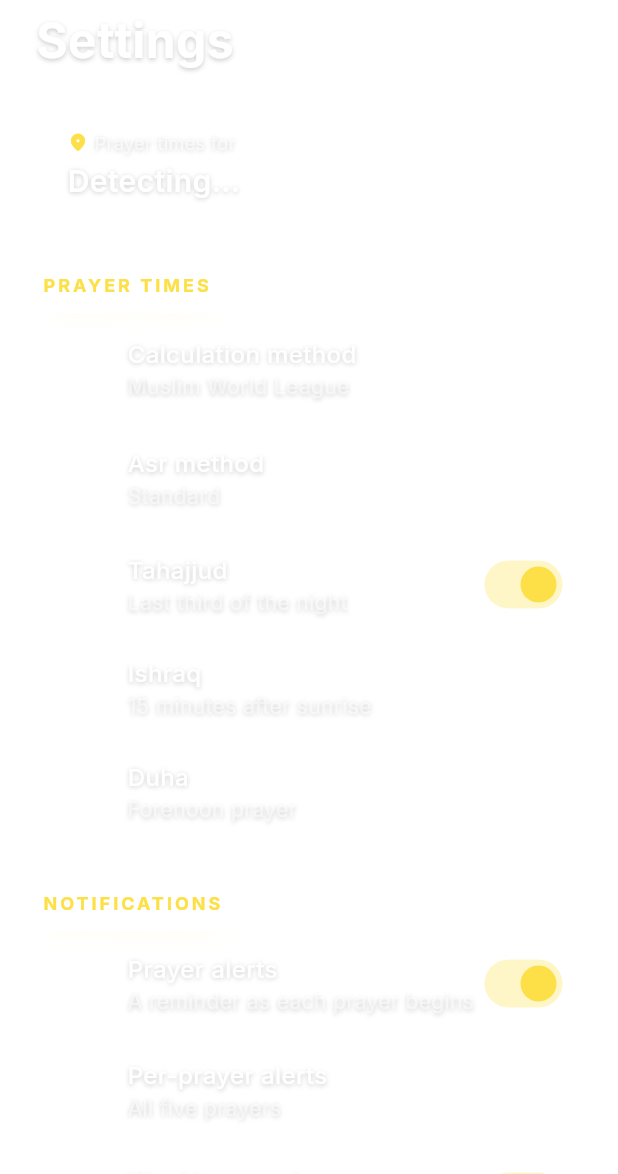
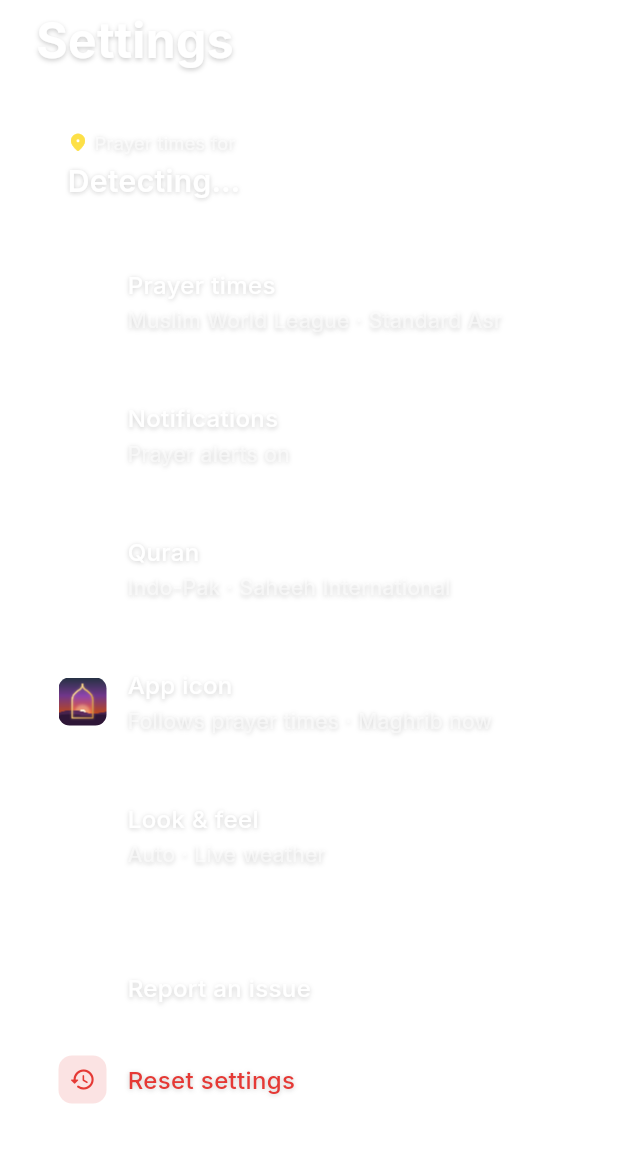
Before and after one commit to SayanKabir/Wird, a Flutter app: the SettingsScreen screen opened by its route, on a phone screen of 412 x 824 dp, the part 62-1236 px from its top. Run offline on Flutter 3.47's test engine with Material 3 defaults, Android fonts, the phone set to English and light mode, and no system bars; our stand-ins replace adhan, equatable, flutter_animate, flutter_bloc, flutter_compass, flutter_local_notifications and 9 more; missing offline and left inert: home_widget; accounts and stored records are empty.

Commit message:
Fold Settings into groups and make Auto the clear app icon choice
Each settings group is now one card that opens on tap, with a line
saying what it's set to (method and Asr, alerts on or off, script and
translation, app icon, performance and background). Tapping the weather
widget still lands on Look & feel, opening it first.

The app icon gets its own group. The picker now offers Auto beside the
five prayers, rings the actual choice and puts a small dot under the
icon Auto is showing, so following the prayers no longer looks like
Fajr (or whatever was up) had been picked. The separate "Follow prayer
times" switch is gone.

Co-Authored-By: Claude Opus 5.5 <noreply@anthropic.com>

```diff
--- a/lib/features/settings/screens/settings_screen.dart
+++ b/lib/features/settings/screens/settings_screen.dart
@@ -64,6 +64,9 @@ class SettingsScreenState extends State<SettingsScreen> {
   bool _canScheduleExactAlarms = true; // Assume true until checked
   bool _showPerPrayerAlerts = false;
 
+  /// Settings groups the user has opened; all start folded.
+  final Set<String> _openGroups = {};
+
   @override
   void initState() {
     super.initState();
@@ -90,8 +93,13 @@ class SettingsScreenState extends State<SettingsScreen> {
   /// Scrolls the Look & Feel section into view and flashes it, so the user can
   /// see which controls the tap brought them to.
   Future<void> revealWeatherSection() async {
+    if (!_openGroups.contains('look')) {
+      setState(() => _openGroups.add('look'));
+      // Let the group finish unfolding so it scrolls to where it ends up.
+      await Future.delayed(AppDurations.normal);
+    }
     final target = _weatherSectionKey.currentContext;
-    if (target == null) return;
+    if (target == null || !target.mounted) return;
     await Scrollable.ensureVisible(
       target,
       duration: const Duration(milliseconds: 450),
@@ -217,19 +225,53 @@ class SettingsScreenState extends State<SettingsScreen> {
   Widget build(BuildContext context) {
     final gutter = AppSpacing.gutter(context);
 
-    Widget section(String label, List<Widget> rows, {Key? key, bool highlight = false}) {
+    // One folded card per group: a header saying what's inside and what
+    // it's set to now, opening onto the rows.
+    Widget group(
+      String id, {
+      required IconData icon,
+      Widget? leading,
+      required String title,
+      required String summary,
+      required List<Widget> rows,
+      Key? key,
+      bool highlight = false,
+    }) {
+      final open = _openGroups.contains(id);
       return SliverToBoxAdapter(
         child: Padding(
           key: key,
-          padding: EdgeInsets.fromLTRB(gutter, AppSpacing.section, gutter, 0),
-          child: Column(
-            crossAxisAlignment: CrossAxisAlignment.start,
+          padding: EdgeInsets.fromLTRB(gutter, AppSpacing.md, gutter, 0),
+          child: _GlassSection(
+            highlight: highlight,
             children: [
-              Padding(
-                padding: const EdgeInsets.only(left: 4, bottom: AppSpacing.md),
-                child: Text(label, style: AppTextStyles.sectionLabel(color: AppColors.spiritualGold)),
+              _GroupHeader(
+                icon: icon,
+                leading: leading,
+                title: title,
+                summary: summary,
+                open: open,
+                onTap: () => setState(() => open ? _openGroups.remove(id) : _openGroups.add(id)),
               ),
-              _GlassSection(highlight: highlight, children: rows),
+              AnimatedSize(
+                duration: AppDurations.normal,
+                curve: Curves.easeOutCubic,
+                alignment: Alignment.topCenter,
+                child: open
+                    ? Column(
+                        children: [
+                          for (final row in rows) ...[
+                            Container(
+                              margin: const EdgeInsets.only(left: 60),
+                              height: 1,
+                              color: Colors.white.withValues(alpha: 0.07),
+                            ),
+                            row,
+                          ],
+                        ],
+                      )
+                    : const SizedBox(width: double.infinity),
+              ),
             ],
           ),
         ),
@@ -238,6 +280,7 @@ class SettingsScreenState extends State<SettingsScreen> {
 
     final translation = QuranTranslations.resolve(_settings.quranSelectedTranslation);
     final mode = PerformanceMode.fromKey(_settings.performanceMode);
+    final appIcon = AppIconChoice.fromKey(_settings.appIcon);
 
     return Scaffold(
       backgroundColor: Colors.transparent,
@@ -261,7 +304,13 @@ class SettingsScreenState extends State<SettingsScreen> {
             ),
 
             // ── PRAYER TIMES ──
-            section('PRAYER TIMES', [
+            group(
+              'prayer',
+              icon: Icons.access_time_rounded,
+              title: 'Prayer times',
+              summary: '${_settings.calculationMethod.displayName} · '
+                  '${_settings.madhab == MadhabType.shafi ? 'Standard' : 'Hanafi'} Asr',
+              rows: [
               _SettingRow(
                 icon: Icons.public_rounded,
                 title: 'Calculation method',
@@ -314,7 +363,12 @@ class SettingsScreenState extends State<SettingsScreen> {
             ]),
 
             // ── NOTIFICATIONS ──
-            section('NOTIFICATIONS', [
+            group(
+              'alerts',
+              icon: Icons.notifications_rounded,
+              title: 'Notifications',
+              summary: _settings.notificationsEnabled ? 'Prayer alerts on' : 'Prayer alerts off',
+              rows: [
               _SwitchRow(
                 icon: Icons.notifications_rounded,
                 title: 'Prayer alerts',
@@ -392,7 +446,12 @@ class SettingsScreenState extends State<SettingsScreen> {
 
             // ── QURAN ──
             // Mirrors the in-reader settings sheet; both write the same fields.
-            section('QURAN', [
+            group(
+              'quran',
+              icon: Icons.menu_book_rounded,
+              title: 'Quran',
+              summary: '${_settings.quranSelectedScript.displayName} · ${translation.name}',
+              rows: [
               _SettingRow(
                 icon: Icons.font_download_rounded,
                 title: 'Arabic script',
@@ -452,30 +511,35 @@ class SettingsScreenState extends State<SettingsScreen> {
             // ── LOOK & FEEL ──
             // Tapping the weather widget on the dashboard scrolls here; see
             // revealWeatherSection().
-            section(
-              'LOOK & FEEL',
+            group(
+              'icon',
+              icon: Icons.apps_rounded,
+              leading: _AppIconThumb(choice: _shownAppIcon(), size: 32),
+              title: 'App icon',
+              summary: appIcon == AppIconChoice.auto
+                  ? 'Follows prayer times · ${_shownAppIcon().label} now'
+                  : '${appIcon.label}, always',
+              rows: [
+                _AppIconPicker(
+                  choice: appIcon,
+                  showing: _shownAppIcon(),
+                  onChanged: (c) => _saveSettings(_settings.copyWith(appIcon: c.key)),
+                ),
+              ],
+            ),
+
+            group(
+              'look',
               key: _weatherSectionKey,
               highlight: _highlightWeatherSection,
-              [
+              icon: Icons.palette_rounded,
+              title: 'Look & feel',
+              summary: '${mode.label} · ${_getThemeDisplayName(_settings.weatherTheme)}',
+              rows: [
                 _PerformanceModePicker(
                   mode: mode,
                   autoNote: mode == PerformanceMode.auto ? DeviceProfile.instance.reason : null,
                   onChanged: (m) => _saveSettings(_settings.copyWith(performanceMode: m.key)),
-                ),
-                _AppIconPicker(
-                  choice: AppIconChoice.fromKey(_settings.appIcon),
-                  showing: _shownAppIcon(),
-                  onChanged: (c) => _saveSettings(_settings.copyWith(appIcon: c.key)),
-                ),
-                _SwitchRow(
-                  icon: Icons.schedule_rounded,
-                  title: 'Follow prayer times',
-                  subtitle: 'Icon shows the current prayer',
-                  value: _settings.appIcon == AppIconChoice.auto.key,
-                  // Turning it off keeps whichever icon is showing now.
-                  onChanged: (v) => _saveSettings(_settings.copyWith(
-                    appIcon: v ? AppIconChoice.auto.key : _shownAppIcon().key,
-                  )),
                 ),
                 _SettingRow(
                   icon: Icons.wallpaper_rounded,
@@ -520,7 +584,10 @@ class SettingsScreenState extends State<SettingsScreen> {
             ),
 
             // ── SUPPORT ──
-            section('SUPPORT', [
+            SliverToBoxAdapter(
+              child: Padding(
+                padding: EdgeInsets.fromLTRB(gutter, AppSpacing.section, gutter, 0),
+                child: _GlassSection(children: [
               _SettingRow(
                 icon: Icons.mail_outline_rounded,
                 title: 'Report an issue',
@@ -533,7 +600,9 @@ class SettingsScreenState extends State<SettingsScreen> {
                 destructive: true,
                 onTap: _resetSettings,
               ),
-            ]),
+                ]),
+              ),
+            ),
 
             SliverToBoxAdapter(child: SizedBox(height: AppSpacing.navClearance(context))),
           ],
@@ -1013,12 +1082,110 @@ class _PerformanceModePicker extends StatelessWidget {
   }
 }
 
-/// The five home screen icons, one per prayer. Tapping one fixes the icon;
-/// the "Follow prayer times" switch below hands it back to the clock.
+/// Header of a folded settings group: what's inside, what it's set to now,
+/// and a chevron that turns as it opens.
+class _GroupHeader extends StatelessWidget {
+  final IconData icon;
+
+  /// Replaces the tinted icon, e.g. the current app icon.
+  final Widget? leading;
+  final String title;
+  final String summary;
+  final bool open;
+  final VoidCallback onTap;
+
+  const _GroupHeader({
+    required this.icon,
+    this.leading,
+    required this.title,
+    required this.summary,
+    required this.open,
+    required this.onTap,
+  });
+
+  @override
+  Widget build(BuildContext context) {
+    return Pressable(
+      onTap: onTap,
+      pressedScale: 0.985,
+      haptic: PressableHaptic.selection,
+      child: Padding(
+        padding: const EdgeInsets.fromLTRB(14, 14, 12, 14),
+        child: Row(
+          children: [
+            leading ?? _RowIcon(icon: icon, tint: Colors.white.withValues(alpha: 0.85)),
+            const SizedBox(width: 14),
+            Expanded(
+              child: Column(
+                crossAxisAlignment: CrossAxisAlignment.start,
+                children: [
+                  Text(title, style: AppTextStyles.body(weight: FontWeight.w500)),
+                  const SizedBox(height: 2),
+                  Text(
+                    summary,
+                    maxLines: 1,
+                    overflow: TextOverflow.ellipsis,
+                    style: AppTextStyles.small(color: Colors.white54),
+                  ),
+                ],
+              ),
+            ),
+            const SizedBox(width: 8),
+            AnimatedRotation(
+              turns: open ? 0.25 : 0,
+              duration: AppDurations.normal,
+              curve: Curves.easeOutCubic,
+              child: const Icon(Icons.chevron_right_rounded, color: Colors.white30, size: 22),
+            ),
+          ],
+        ),
+      ),
+    );
+  }
+}
+
+/// One home screen icon as it looks on the phone: the prayer's thumbnail,
+/// or for Auto, a slice of each of the five side by side.
+class _AppIconThumb extends StatelessWidget {
+  final AppIconChoice choice;
+  final double size;
+
+  const _AppIconThumb({required this.choice, required this.size});
+
+  @override
+  Widget build(BuildContext context) {
+    Widget image(AppIconChoice c) => Image.asset(
+          'assets/icon/thumbs/${c.key}.png',
+          fit: BoxFit.cover,
+          height: size,
+          // Thumbnails are 168px; decode no bigger than shown.
+          cacheWidth: (size * MediaQuery.devicePixelRatioOf(context)).round(),
+        );
+
+    return SizedBox.square(
+      dimension: size,
+      child: ClipRRect(
+        // Roughly the curve of a real home screen icon.
+        borderRadius: BorderRadius.circular(size * 0.23),
+        child: choice == AppIconChoice.auto
+            ? Row(
+                children: [
+                  for (final c in AppIconChoice.prayers) Expanded(child: image(c)),
+                ],
+              )
+            : image(choice),
+      ),
+    );
+  }
+}
+
+/// Auto plus the five prayer icons. Auto is the default and follows the
+/// day; tapping a prayer keeps that icon. The icon showing now gets a small
+/// dot, so Auto never looks like a fixed choice of whatever is up.
 class _AppIconPicker extends StatelessWidget {
   final AppIconChoice choice;
 
-  /// The icon on the home screen now; ringed in gold.
+  /// The icon on the home screen now.
   final AppIconChoice showing;
   final ValueChanged<AppIconChoice> onChanged;
 
@@ -1028,11 +1195,11 @@ class _AppIconPicker extends StatelessWidget {
     final auto = choice == AppIconChoice.auto;
     if (Platform.isIOS) {
       return auto
-          ? 'Changes to the current prayer when you open Wird. iOS confirms each change.'
+          ? 'Shows the current prayer and changes when you open Wird. iOS confirms each change.'
           : 'iOS confirms the change with a short message.';
     }
     return auto
-        ? 'Changes with each prayer through the day.'
+        ? 'Shows the current prayer and changes with each one through the day.'
         : 'The new icon appears once you leave Wird.';
   }
 
@@ -1045,16 +1212,8 @@ class _AppIconPicker extends StatelessWidget {
         children: [
           Row(
             children: [
-              _RowIcon(icon: Icons.apps_rounded, tint: Colors.white.withValues(alpha: 0.85)),
-              const SizedBox(width: 14),
-              Text('App icon', style: AppTextStyles.body(weight: FontWeight.w500)),
-            ],
-          ),
-          const SizedBox(height: AppSpacing.md),
-          Row(
-            children: [
-              for (final c in AppIconChoice.prayers) ...[
-                if (c != AppIconChoice.prayers.first) const SizedBox(width: 10),
+              for (final c in AppIconChoice.values) ...[
+                if (c != AppIconChoice.values.first) const SizedBox(width: 8),
                 Expanded(child: _tile(c)),
               ],
             ],
@@ -1074,7 +1233,8 @@ class _AppIconPicker extends StatelessWidget {
   }
 
   Widget _tile(AppIconChoice c) {
-    final selected = c == showing;
+    final selected = c == choice;
+    final now = choice == AppIconChoice.auto && c == showing;
     return Pressable(
       haptic: PressableHaptic.selection,
       pressedScale: 0.92,
@@ -1086,31 +1246,41 @@ class _AppIconPicker extends StatelessWidget {
           AnimatedContainer(
             duration: AppDurations.normal,
             curve: Curves.easeOutCubic,
-            padding: const EdgeInsets.all(2.5),
+            padding: const EdgeInsets.all(2),
             decoration: BoxDecoration(
-              borderRadius: BorderRadius.circular(16),
+              borderRadius: BorderRadius.circular(14),
               border: Border.all(
                 color: selected ? AppColors.spiritualGold : Colors.transparent,
                 width: 2,
               ),
             ),
-            child: AspectRatio(
-              aspectRatio: 1,
-              child: ClipRRect(
-                // Roughly the curve of a real home screen icon.
-                borderRadius: BorderRadius.circular(11),
-                child: Image.asset('assets/icon/thumbs/${c.key}.png', fit: BoxFit.cover),
-              ),
+            child: LayoutBuilder(
+              builder: (context, box) => _AppIconThumb(choice: c, size: box.maxWidth),
             ),
           ),
           const SizedBox(height: 6),
-          Text(
-            c.label,
-            maxLines: 1,
-            style: AppTextStyles.small(
-              color: selected ? Colors.white : Colors.white.withValues(alpha: 0.55),
-              weight: FontWeight.w600,
-            ).copyWith(fontSize: 12),
+          // Shrinks "Maghrib" rather than cutting it off on narrow phones.
+          FittedBox(
+            fit: BoxFit.scaleDown,
+            child: Text(
+              c == AppIconChoice.auto ? 'Auto' : c.label,
+              maxLines: 1,
+              style: AppTextStyles.small(
+                color: selected ? Colors.white : Colors.white.withValues(alpha: 0.55),
+                weight: FontWeight.w600,
+              ).copyWith(fontSize: 11),
+            ),
+          ),
+          const SizedBox(height: 3),
+          // Marks the icon Auto is showing right now.
+          AnimatedOpacity(
+            opacity: now ? 1 : 0,
+            duration: AppDurations.normal,
+            child: Container(
+              width: 4,
+              height: 4,
+              decoration: const BoxDecoration(color: AppColors.spiritualGold, shape: BoxShape.circle),
+            ),
           ),
         ],
       ),
```
